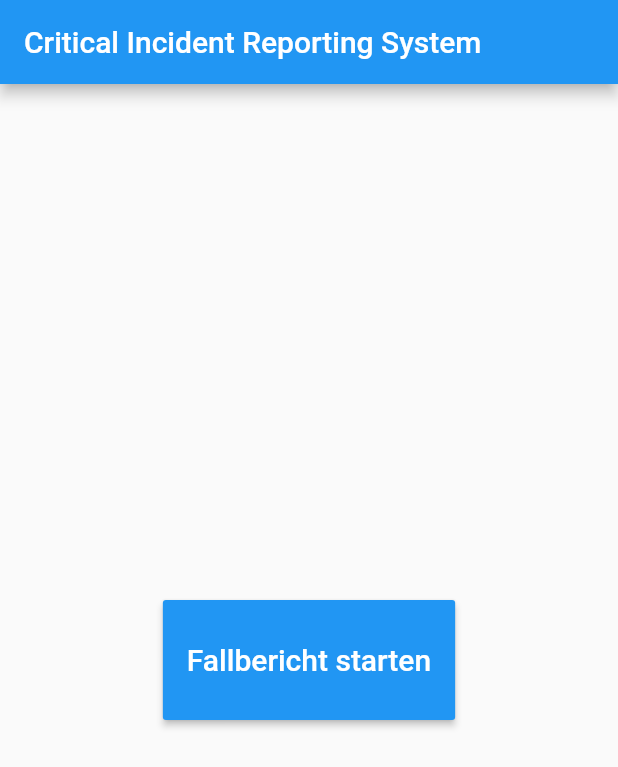
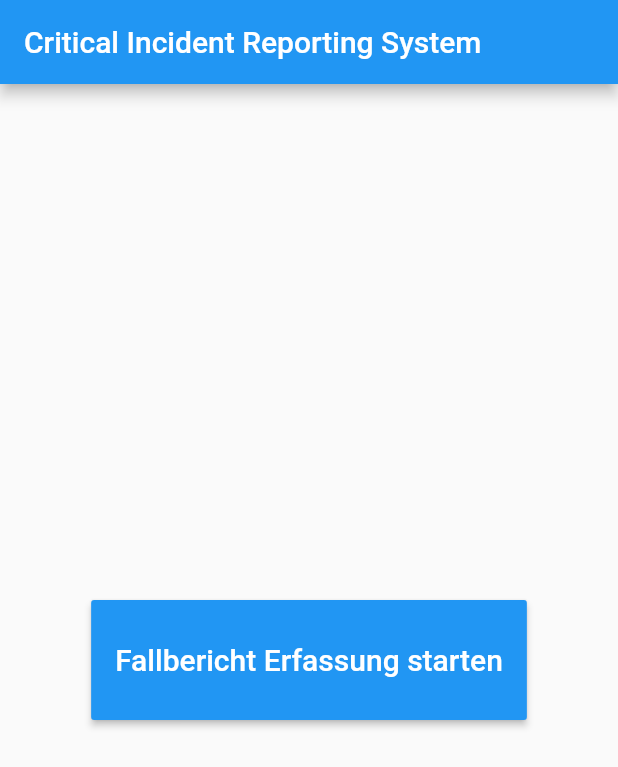
Before and after one commit to SandraGeek/cirs_app, a Flutter app: the screen it shows after launch, on a phone screen of 412 x 824 dp. Shown: the top 767 px of the screen. Run offline on Flutter 3.47's test engine with Material 2 defaults, Android fonts, the phone set to English and light mode, and no system bars; our stand-ins replace sqflite; accounts and stored records are empty.

Commit message:
A spelling changes

```diff
--- a/lib/ui/home.dart
+++ b/lib/ui/home.dart
@@ -29,7 +29,7 @@ class MainPage extends StatelessWidget {
                 color: Theme.of(context).primaryColor,
                 textColor: Colors.white,
                 child: Text(
-                  "Fallbericht starten",
+                  "Fallbericht Erfassung starten",
                   style: TextStyle(fontSize: 20.0),
                 ),
                 onPressed: () {
```
